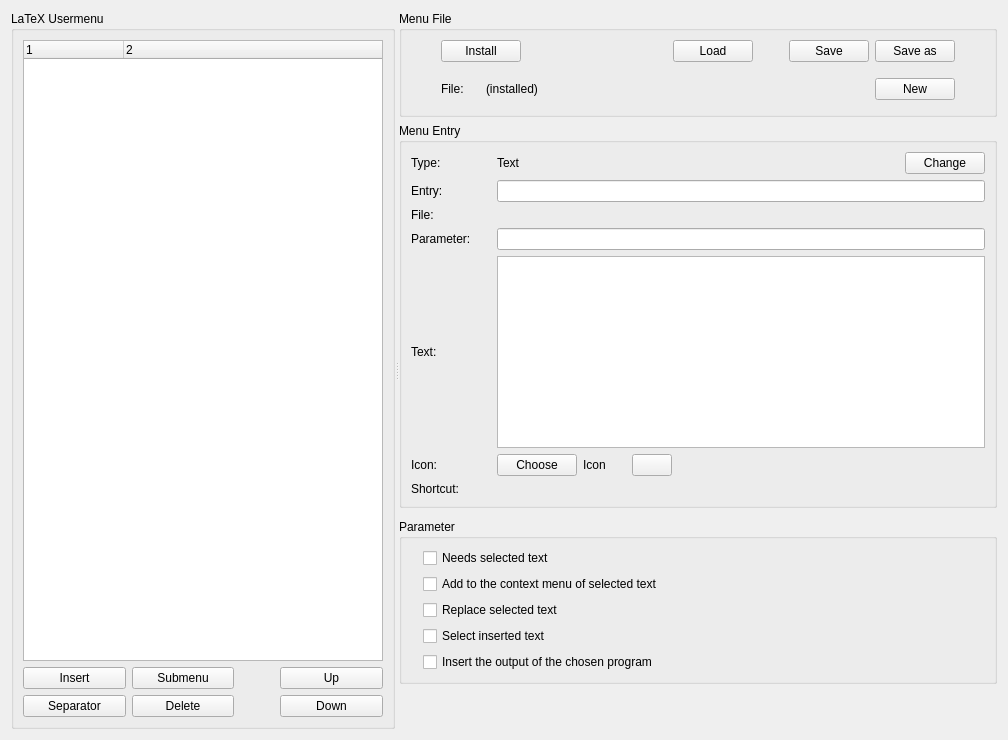
Qt form src/dialogs/usermenu/usermenudialog_base.ui (KDE/kile) before a commit.
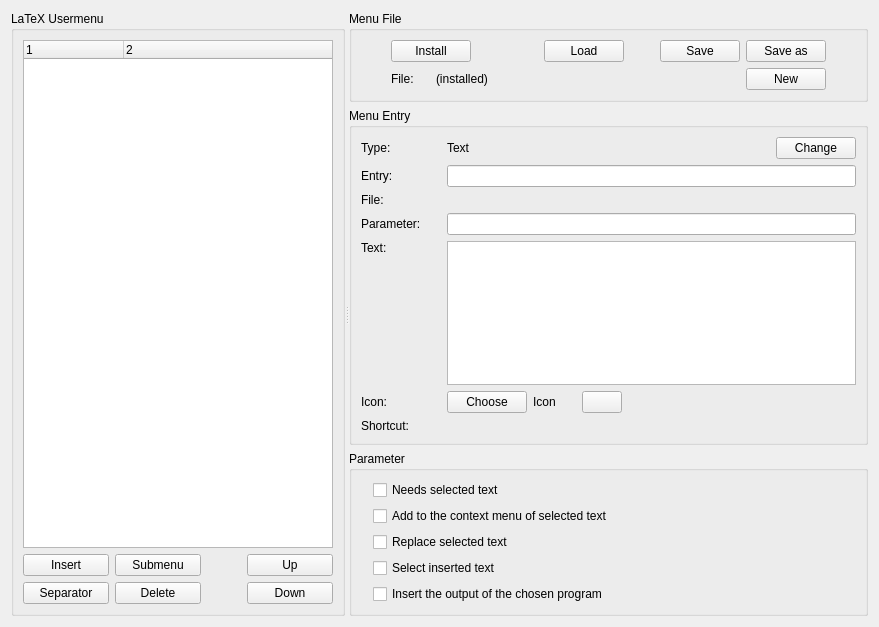
The same form after that commit. Custom widgets are drawn as their Qt base class.

Commit message:
Shrink the "edit user menu" dialog a little
Also, ensure that is appears centered and add a proper title

What changed in the file:
```diff
--- a/src/dialogs/usermenu/usermenudialog_base.ui
+++ b/src/dialogs/usermenu/usermenudialog_base.ui
@@ -6,12 +6,12 @@
    <rect>
     <x>0</x>
     <y>0</y>
-    <width>1008</width>
-    <height>740</height>
+    <width>879</width>
+    <height>627</height>
    </rect>
   </property>
   <property name="sizePolicy">
-   <sizepolicy hsizetype="MinimumExpanding" vsizetype="Minimum">
+   <sizepolicy hsizetype="Expanding" vsizetype="Expanding">
     <horstretch>0</horstretch>
     <verstretch>0</verstretch>
    </sizepolicy>
@@ -48,7 +48,7 @@
        <item>
         <widget class="KileMenu::UserMenuTree" name="m_twUserMenu">
          <property name="sizePolicy">
-          <sizepolicy hsizetype="Expanding" vsizetype="MinimumExpanding">
+          <sizepolicy hsizetype="MinimumExpanding" vsizetype="MinimumExpanding">
            <horstretch>0</horstretch>
            <verstretch>0</verstretch>
           </sizepolicy>
@@ -182,6 +182,15 @@
        </sizepolicy>
       </property>
       <layout class="QVBoxLayout" name="verticalLayout_2">
+       <property name="topMargin">
+        <number>0</number>
+       </property>
+       <property name="rightMargin">
+        <number>0</number>
+       </property>
+       <property name="bottomMargin">
+        <number>0</number>
+       </property>
        <item>
         <widget class="QGroupBox" name="groupBox">
          <property name="title">
@@ -296,22 +305,6 @@
             </item>
            </layout>
           </item>
-          <item>
-           <spacer name="verticalSpacer_3">
-            <property name="orientation">
-             <enum>Qt::Vertical</enum>
-            </property>
-            <property name="sizeType">
-             <enum>QSizePolicy::Fixed</enum>
-            </property>
-            <property name="sizeHint" stdset="0">
-             <size>
-              <width>20</width>
-              <height>10</height>
-             </size>
-            </property>
-           </spacer>
-          </item>
           <item>
            <layout class="QHBoxLayout" name="horizontalLayout_5">
             <item>
@@ -404,22 +397,6 @@
             </item>
            </layout>
           </item>
-          <item>
-           <spacer name="verticalSpacer_2">
-            <property name="orientation">
-             <enum>Qt::Vertical</enum>
-            </property>
-            <property name="sizeType">
-             <enum>QSizePolicy::Fixed</enum>
-            </property>
-            <property name="sizeHint" stdset="0">
-             <size>
-              <width>20</width>
-              <height>5</height>
-             </size>
-            </property>
-           </spacer>
-          </item>
          </layout>
         </widget>
        </item>
@@ -442,12 +419,15 @@
               <property name="text">
                <string>Text:</string>
               </property>
+              <property name="alignment">
+               <set>Qt::AlignLeading|Qt::AlignLeft|Qt::AlignTop</set>
+              </property>
              </widget>
             </item>
             <item row="5" column="2">
              <widget class="QPlainTextEdit" name="m_teText">
               <property name="sizePolicy">
-               <sizepolicy hsizetype="Expanding" vsizetype="Preferred">
+               <sizepolicy hsizetype="Expanding" vsizetype="Expanding">
                 <horstretch>0</horstretch>
                 <verstretch>0</verstretch>
                </sizepolicy>
@@ -647,22 +627,6 @@
          </layout>
         </widget>
        </item>
-       <item>
-        <spacer name="verticalSpacer">
-         <property name="orientation">
-          <enum>Qt::Vertical</enum>
-         </property>
-         <property name="sizeType">
-          <enum>QSizePolicy::Fixed</enum>
-         </property>
-         <property name="sizeHint" stdset="0">
-          <size>
-           <width>20</width>
-           <height>5</height>
-          </size>
-         </property>
-        </spacer>
-       </item>
        <item>
         <widget class="QGroupBox" name="m_gbParameter">
          <property name="sizePolicy">
@@ -754,22 +718,6 @@
          </layout>
         </widget>
        </item>
-       <item>
-        <spacer name="verticalSpacer_4">
-         <property name="orientation">
-          <enum>Qt::Vertical</enum>
-         </property>
-         <property name="sizeType">
-          <enum>QSizePolicy::Expanding</enum>
-         </property>
-         <property name="sizeHint" stdset="0">
-          <size>
-           <width>20</width>
-           <height>5</height>
-          </size>
-         </property>
-        </spacer>
-       </item>
       </layout>
      </widget>
     </widget>
@@ -787,11 +735,6 @@
    <extends>QLineEdit</extends>
    <header>klineedit.h</header>
   </customwidget>
-  <customwidget>
-   <class>QPushButton</class>
-   <extends>QPushButton</extends>
-   <header>kpushbutton.h</header>
-  </customwidget>
   <customwidget>
    <class>KUrlRequester</class>
    <extends>QFrame</extends>
```
Left out of the diff: 3 changed lines with no effect on the pictures. The commit also changes 4 other files.
